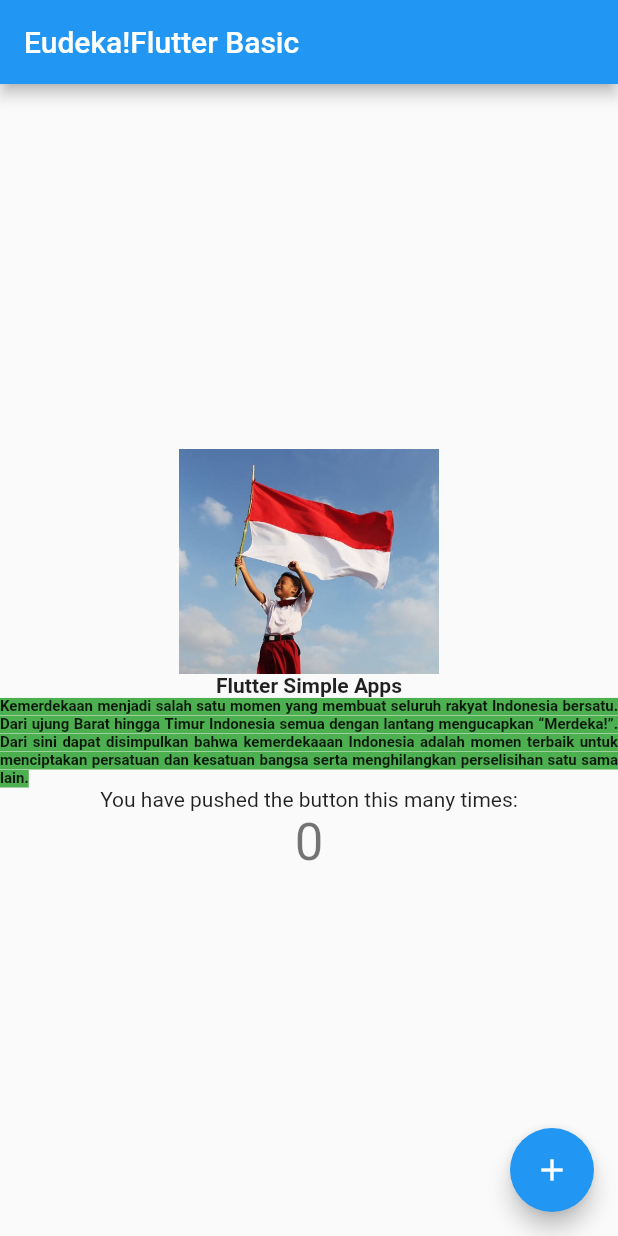
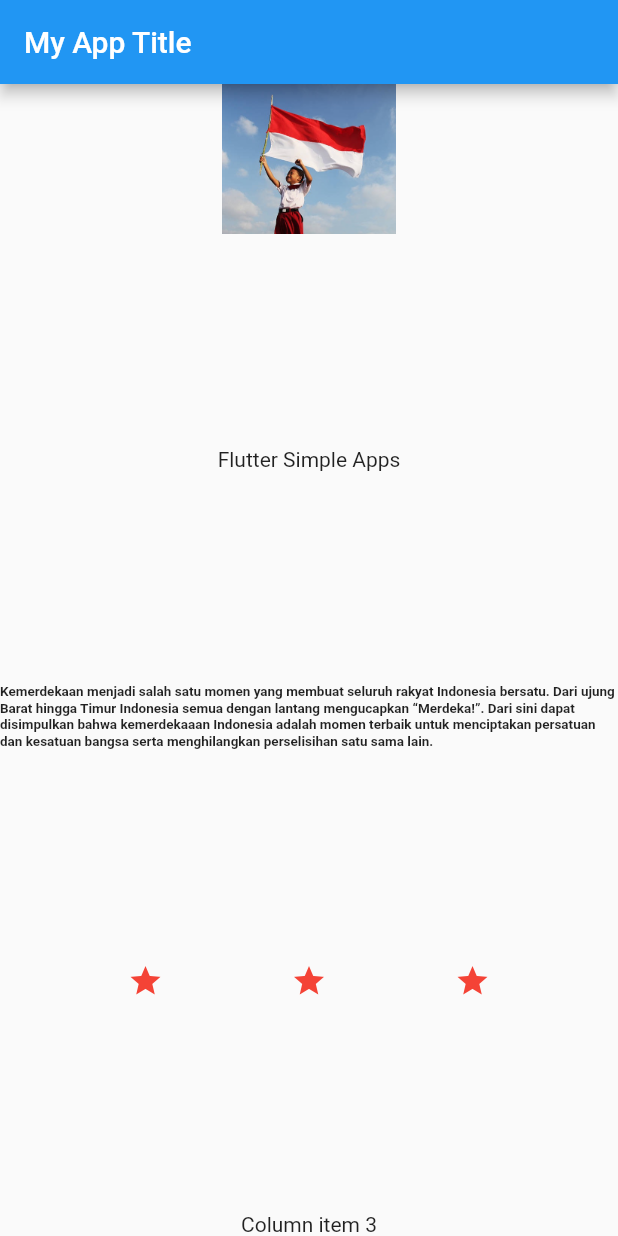
Before and after one commit to gbadnanzain/osg8_tugas2, a Flutter app: the screen it shows after launch, on a phone screen of 412 x 824 dp. Run offline on Flutter 3.47's test engine with Material 2 defaults, Android fonts, the phone set to English and light mode, and no system bars.

Commit message:
commit on master

```diff
--- a/lib/main.dart
+++ b/lib/main.dart
@@ -1,119 +1,71 @@
 import 'package:flutter/material.dart';
 
-void main() => runApp(MyApp());
+void main()
+{
+  runApp(
+    MaterialApp(
+      home: MyApp(),
+    )
+  );
+}
+class MyApp extends StatefulWidget {
+  @override
+  _MyAppState createState() => _MyAppState();
+  }
 
-class MyApp extends StatelessWidget {
-  // This widget is the root of your application.
+class _MyAppState extends State<MyApp>
+{
+   final String description = 'Kemerdekaan menjadi salah satu momen yang membuat seluruh rakyat Indonesia bersatu. Dari ujung Barat hingga Timur Indonesia semua dengan lantang mengucapkan “Merdeka!”. Dari sini dapat disimpulkan bahwa kemerdekaaan Indonesia adalah momen terbaik untuk menciptakan persatuan dan kesatuan bangsa serta menghilangkan perselisihan satu sama lain.';
   @override
   Widget build(BuildContext context) {
-    return MaterialApp(
-      title: 'Tugas 2',
-      theme: ThemeData(
-        // This is the theme of your application.
-        //
-        // Try running your application with "flutter run". You'll see the
-        // application has a blue toolbar. Then, without quitting the app, try
-        // changing the primarySwatch below to Colors.green and then invoke
-        // "hot reload" (press "r" in the console where you ran "flutter run",
-        // or simply save your changes to "hot reload" in a Flutter IDE).
-        // Notice that the counter didn't reset back to zero; the application
-        // is not restarted.
-        primarySwatch: Colors.blue,
+    return Scaffold(
+      appBar: new AppBar(
+        title: new Text("My App Title"),
+
       ),
-      home: MyHomePage(title: 'Eudeka!Flutter Basic'),
+      body: Container(
+        child:
+        Column(
+           mainAxisAlignment: MainAxisAlignment.spaceBetween,
+           children: [
+              Image.asset(
+              'images/merah_putih.png',
+              height:100.0,
+              width:200.0,
+
+            ),
+              Text("Flutter Simple Apps"),
+
+              Text(this.description,
+           style: TextStyle(fontSize:9.0,fontWeight: FontWeight.bold,)
+           ),
+
+
+
+
+
+             Row(
+               mainAxisAlignment: MainAxisAlignment.spaceEvenly,
+               children: [
+            Icon(
+              Icons.star,
+              color: Colors.red[500],
+            ),
+            Icon(
+              Icons.star,
+              color: Colors.red[500],
+            ),
+            Icon(
+              Icons.star,
+              color: Colors.red[500],
+            ),
+               ],
+             ),
+             Text("Column item 3"),
+           ],
+         )
+
+      ),
     );
   }
 }
-
-class MyHomePage extends StatefulWidget {
-  MyHomePage({Key key, this.title}) : super(key: key);
-
-  // This widget is the home page of your application. It is stateful, meaning
-  // that it has a State object (defined below) that contains fields that affect
-  // how it looks.
-
-  // This class is the configuration for the state. It holds the values (in this
-  // case the title) provided by the parent (in this case the App widget) and
-  // used by the build method of the State. Fields in a Widget subclass are
-  // always marked "final".
-
-  final String title;
-
-  @override
-  _MyHomePageState createState() => _MyHomePageState();
-}
-
-class _MyHomePageState extends State<MyHomePage> {
-  int _counter = 0;
-  final String description = 'Kemerdekaan menjadi salah satu momen yang membuat seluruh rakyat Indonesia bersatu. Dari ujung Barat hingga Timur Indonesia semua dengan lantang mengucapkan “Merdeka!”. Dari sini dapat disimpulkan bahwa kemerdekaaan Indonesia adalah momen terbaik untuk menciptakan persatuan dan kesatuan bangsa serta menghilangkan perselisihan satu sama lain.';
-  final String title ='Flutter Simple Apps';
-
-  void _incrementCounter() {
-    setState(() {
-      // This call to setState tells the Flutter framework that something has
-      // changed in this State, which causes it to rerun the build method below
-      // so that the display can reflect the updated values. If we changed
-      // _counter without calling setState(), then the build method would not be
-      // called again, and so nothing would appear to happen.
-      _counter++;
-    });
-  }
-
-  @override
-  Widget build(BuildContext context) {
-    // This method is rerun every time setState is called, for instance as done
-    // by the _incrementCounter method above.
-    //
-    // The Flutter framework has been optimized to make rerunning build methods
-    // fast, so that you can just rebuild anything that needs updating rather
-    // than having to individually change instances of widgets.
-    return Scaffold(
-      appBar: AppBar(
-        // Here we take the value from the MyHomePage object that was created by
-        // the App.build method, and use it to set our appbar title.
-        title: Text(widget.title),
-      ),
-      body: Center(
-        // Center is a layout widget. It takes a single child and positions it
-        // in the middle of the parent.
-        child: Column(
-
-          mainAxisAlignment: MainAxisAlignment.center,
-          children: <Widget>[
-            Image.asset(
-              'images/merah_putih.png',
-              height:150.0,
-              width:400.0,
-
-            ),
-
-          Text(this.title,
-           style: TextStyle(fontSize:14.0,fontWeight: FontWeight.bold)
-           ),
-
-           Text(this.description,
-           style: TextStyle(
-             fontSize:10.0,
-             fontWeight: FontWeight.bold,
-             backgroundColor: Colors.green),
-             textAlign: TextAlign.justify,
-           ),
-
-            Text(
-              'You have pushed the button this many times:',
-            ),
-            Text(
-              '$_counter',
-              style: Theme.of(context).textTheme.display1,
-            ),
-          ],
-        ),
-      ),
-      floatingActionButton: FloatingActionButton(
-        onPressed: _incrementCounter,
-        tooltip: 'Increment',
-        child: Icon(Icons.add),
-      ), // This trailing comma makes auto-formatting nicer for build methods.
-    );
-  }
-}
```
